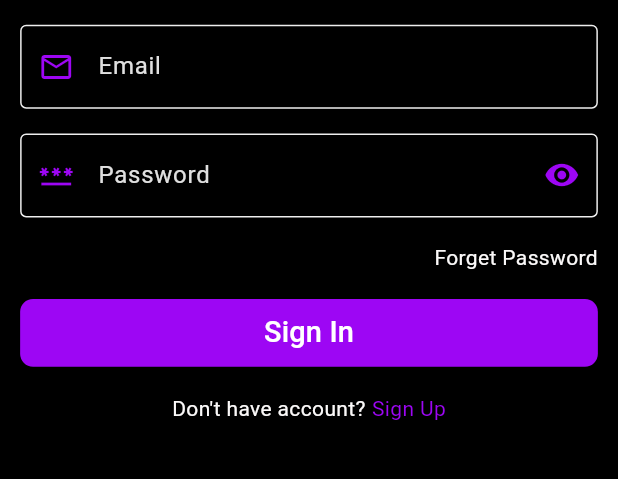
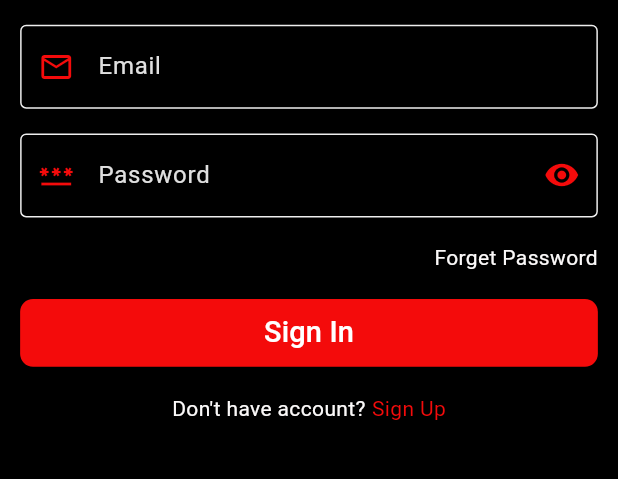
Before and after one commit to meezq/Momayaz, a Flutter app: the screen it shows after launch, on a phone screen of 412 x 824 dp, the part 464-943 px from its top. Run offline on Flutter 3.47's test engine with Material 3 defaults, Android fonts, the phone set to English and light mode, and no system bars; our stand-ins replace bloc, cached_network_image, carousel_slider, cloud_firestore, dropdown_textfield, firebase_auth and 8 more; accounts and stored records are empty.

Commit message:
mondy red

```diff
--- a/lib/core/styles/colors.dart
+++ b/lib/core/styles/colors.dart
@@ -1,7 +1,7 @@
 import 'package:flutter/material.dart';
 
 class AppColors {
-  static const Color primary = Color.fromARGB(255, 157, 6, 244);
+  static const Color primary = Color.fromARGB(255, 244, 11, 11);
   static const Color second = Color(0xff000000);
 
   static const Color purple = Color(0xff361E4C);
```
